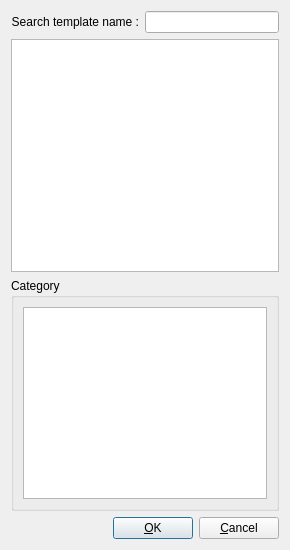
The window that ddocclient/kksgui/ui/save_search_template_form.ui (YuriyRusinov/reper) describes before a commit, drawn with Qt 5.
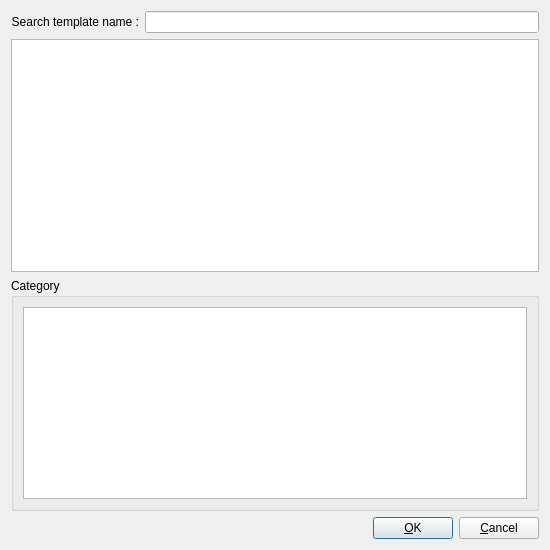
The same window after the commit.

```diff
--- a/ddocclient/kksgui/ui/save_search_template_form.ui
+++ b/ddocclient/kksgui/ui/save_search_template_form.ui
@@ -6,7 +6,7 @@
    <rect>
     <x>0</x>
     <y>0</y>
-    <width>290</width>
+    <width>550</width>
     <height>550</height>
    </rect>
   </property>
```
